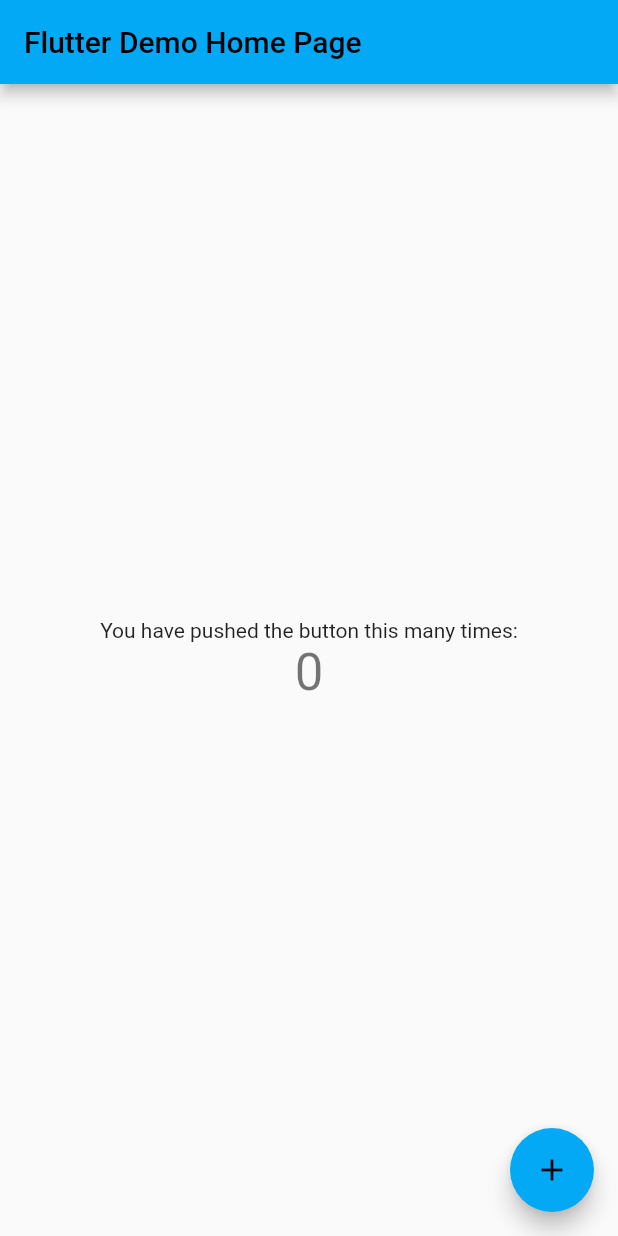
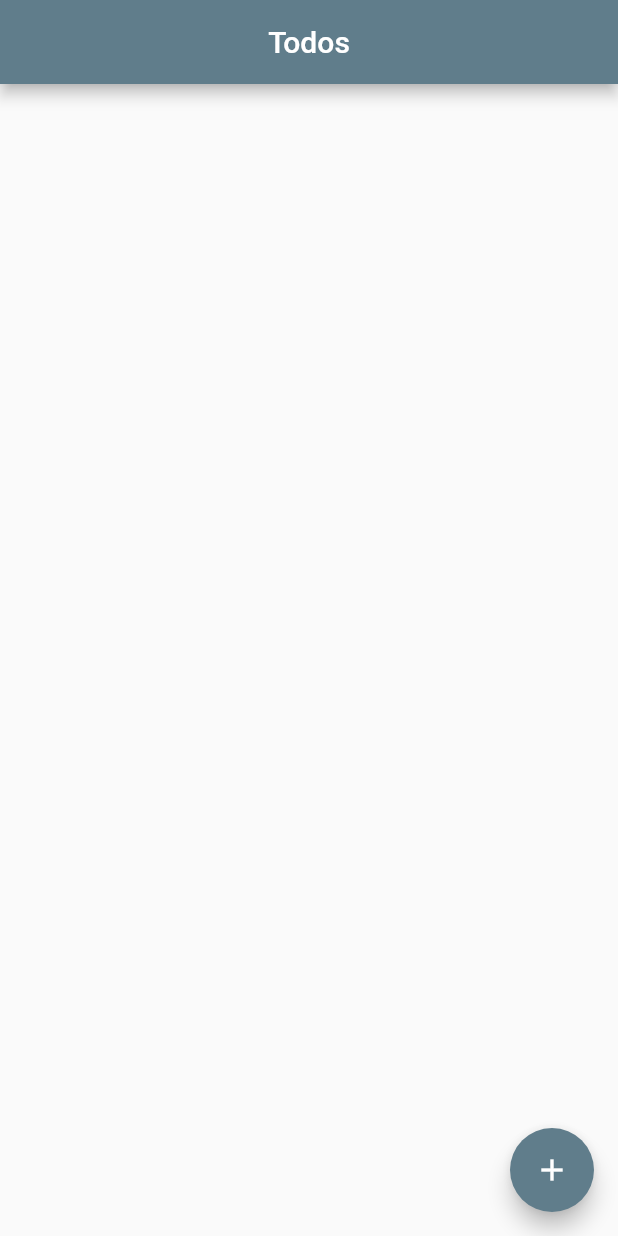
Before and after one commit to rexfilius/todo_app, a Flutter app: the screen it shows after launch, on a phone screen of 412 x 824 dp. Run offline on Flutter 3.47's test engine with Material 2 defaults, Android fonts, the phone set to English and light mode, and no system bars; our stand-ins replace flutter_riverpod, hive_flutter; accounts and stored records are empty.

Commit message:
Add code for the database, navigation, and todo list. Refactor app

```diff
--- /dev/null
+++ b/lib/app/screens/home_screen/home_screen.dart
@@ -0,0 +1,11 @@
+import 'package:flutter/material.dart';
+import 'package:todo_app/todo_app_lib.dart';
+
+class HomeScreen extends StatelessWidget {
+  const HomeScreen({Key? key}) : super(key: key);
+
+  @override
+  Widget build(BuildContext context) {
+    return const TodoListScreen();
+  }
+}
--- /dev/null
+++ b/lib/app/screens/todo_list_screen/todo_list_notifier.dart
@@ -0,0 +1,28 @@
+import 'package:flutter_riverpod/flutter_riverpod.dart';
+import 'package:todo_app/todo_app_lib.dart';
+
+final todoListProvider =
+    StateNotifierProvider<TodoListNotifier, List<Todo>>((ref) {
+  var database = ref.watch(hiveDatabaseProvider);
+  return TodoListNotifier(hiveDatabase: database);
+});
+
+class TodoListNotifier extends StateNotifier<List<Todo>> {
+  TodoListNotifier({required this.hiveDatabase}) : super([]);
+
+  HiveDatabase hiveDatabase;
+
+  void insertTodo(Todo todo) {
+    hiveDatabase.addTodo(todo);
+    state = [...state, todo];
+  }
+
+  Todo? getTodo(Todo todo) {
+    return hiveDatabase.getTodo(todo);
+  }
+
+  void removeTodo(Todo todo) {
+    hiveDatabase.removeTodo(todo);
+    state.remove(todo);
+  }
+}
--- /dev/null
+++ b/lib/app/screens/todo_list_screen/todo_list_screen.dart
@@ -0,0 +1,37 @@
+import 'package:flutter/material.dart';
+import 'package:flutter_riverpod/flutter_riverpod.dart';
+import 'package:hive_flutter/hive_flutter.dart';
+import 'package:todo_app/todo_app_lib.dart';
+
+class TodoListScreen extends ConsumerWidget {
+  const TodoListScreen({Key? key}) : super(key: key);
+
+  @override
+  Widget build(BuildContext context, WidgetRef ref) {
+    final hiveDatabase = ref.watch(hiveDatabaseProvider);
+    final todoList = ref.watch(todoListProvider);
+
+    return Scaffold(
+      appBar: AppBar(
+        title: const Text('Todos'),
+        centerTitle: true,
+      ),
+      body: ValueListenableBuilder(
+        valueListenable: hiveDatabase.getTodoBox().listenable(),
+        builder: (context, box, widget) {
+          return TodoList(todoList: todoList);
+        },
+      ),
+      floatingActionButton: FloatingActionButton(
+        child: const Icon(Icons.add),
+        onPressed: () {
+          Navigator.pushNamed(
+            context,
+            AppRoutes.todoDetailScreen,
+            arguments: Todo('', ''),
+          );
+        },
+      ),
+    );
+  }
+}
--- /dev/null
+++ b/lib/app/utils/routes/app_routes_class.dart
@@ -0,0 +1,5 @@
+abstract class AppRoutes {
+  static const homeScreen = 'home_screen';
+  static const todoListScreen = 'todo_list_screen';
+  static const todoDetailScreen = 'todo_detail_screen';
+}
--- a/lib/main.dart
+++ b/lib/main.dart
@@ -1,68 +1,29 @@
 import 'package:flutter/material.dart';
-import 'package:flutter/services.dart';
+import 'package:flutter_riverpod/flutter_riverpod.dart';
+import 'package:hive_flutter/hive_flutter.dart';
+import 'package:todo_app/todo_app_lib.dart';
 
-void main() {
-  runApp(const MyApp());
+void main() async {
+  await Hive.initFlutter();
+  await Hive.openBox<Todo>(todoBox);
+
+  runApp(const ProviderScope(
+    child: TodoApp(),
+  ));
 }
 
-class MyApp extends StatelessWidget {
-  const MyApp({Key? key}) : super(key: key);
+class TodoApp extends StatelessWidget {
+  const TodoApp({Key? key}) : super(key: key);
 
   @override
   Widget build(BuildContext context) {
     return MaterialApp(
       debugShowCheckedModeBanner: false,
+      routes: appRoutes,
       theme: ThemeData(
-        primarySwatch: Colors.lightBlue,
+        primarySwatch: Colors.blueGrey,
       ),
-      home: const MyHomePage(title: 'Flutter Demo Home Page'),
+      home: const HomeScreen(),
     );
   }
 }
-
-class MyHomePage extends StatefulWidget {
-  const MyHomePage({Key? key, required this.title}) : super(key: key);
-
-  final String title;
-
-  @override
-  State<MyHomePage> createState() => _MyHomePageState();
-}
-
-class _MyHomePageState extends State<MyHomePage> {
-  int _counter = 0;
-
-  void _incrementCounter() {
-    setState(() {
-      _counter++;
-    });
-  }
-
-  @override
-  Widget build(BuildContext context) {
-    return Scaffold(
-      appBar: AppBar(
-        title: Text(widget.title),
-      ),
-      body: Center(
-        child: Column(
-          mainAxisAlignment: MainAxisAlignment.center,
-          children: <Widget>[
-            const Text(
-              'You have pushed the button this many times:',
-            ),
-            Text(
-              '$_counter',
-              style: Theme.of(context).textTheme.headline4,
-            ),
-          ],
-        ),
-      ),
-      floatingActionButton: FloatingActionButton(
-        onPressed: _incrementCounter,
-        tooltip: 'Increment',
-        child: const Icon(Icons.add),
-      ),
-    );
-  }
-}
```
Also changed, not shown: lib/app/data/database/hive_db.dart (added, +35 -0 lines), lib/app/screens/todo_detail_screen/todo_detail_screen.dart (added, +23 -0 lines), lib/app/utils/routes/app_routes_map.dart (added, +8 -0 lines), lib/app/utils/todo_item.dart (added, +68 -0 lines), lib/todo_app_lib.dart (+15 -0 lines).
